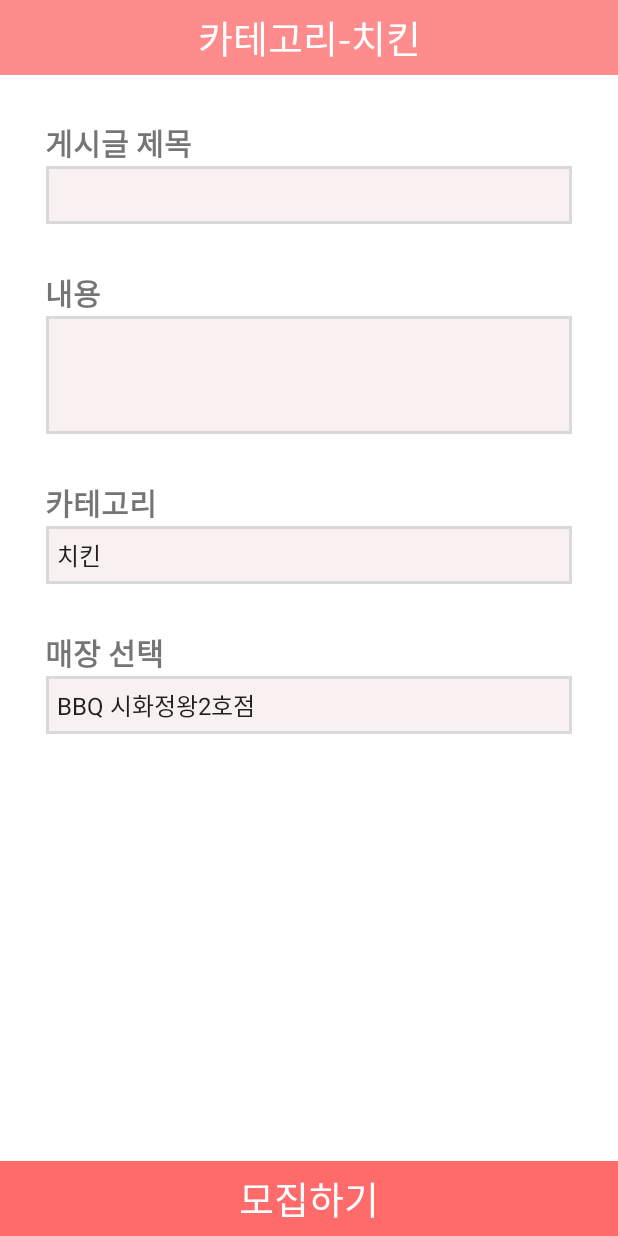
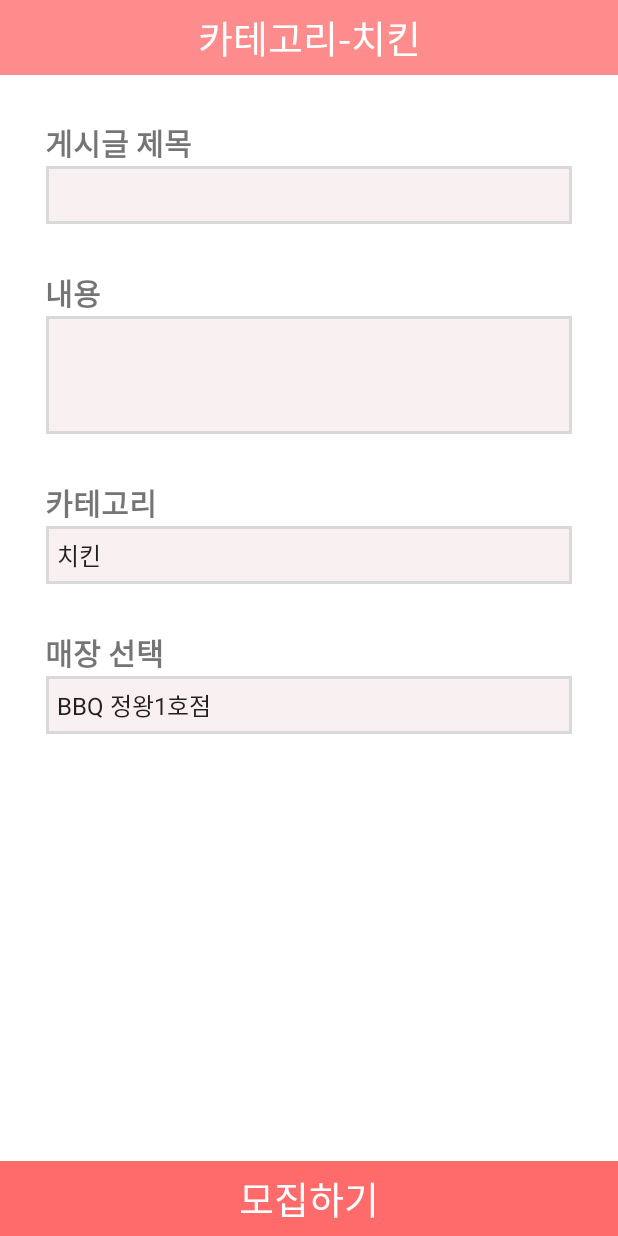
Before and after one commit to tukcom2022SP/GoldenClinic, an Android app: the PostingActivity screen opened directly, with no data from a screen before it, on a phone screen of 412 x 824 dp. Run offline under Robolectric (Android 15) with nearby library versions, the light colour scheme and no system bars; our stand-ins replace Firebase (no records; nobody signed in at launch, a user with empty details on screens opened directly).

Commit message:
가게스피너 선택하면 매장스피너 바뀌게

```diff
--- a/Nppang_Android/app/src/main/java/tukorea/npang/PostingActivity.kt
+++ b/Nppang_Android/app/src/main/java/tukorea/npang/PostingActivity.kt
@@ -3,6 +3,9 @@ package tukorea.npang
 import android.app.Activity
 import android.content.Intent
 import android.os.Bundle
+import android.util.Log
+import android.view.View
+import android.widget.AdapterView
 import android.widget.ArrayAdapter
 import android.widget.Toast
 import com.google.firebase.firestore.ktx.firestore
@@ -40,20 +43,66 @@ class PostingActivity : Activity() {
                         var categoryDetail = Intent(this, LivePostsActivity::class.java)
                         startActivity(categoryDetail)
                     }.addOnFailureListener {
-                    Toast.makeText(this, "게시글 올리기 실패 다시 시도하세요", Toast.LENGTH_SHORT).show()
-                }
+                        Toast.makeText(this, "게시글 올리기 실패 다시 시도하세요", Toast.LENGTH_SHORT).show()
+                    }
             }
         }
 
         //카테고리 관련 스피너
         val cateList = resources.getStringArray(R.array.cateList)
-        val adapter1 = ArrayAdapter(this, android.R.layout.simple_spinner_item, cateList)
-        binding.spinnerCategoryChoice.adapter = adapter1
+        val adapter = ArrayAdapter(this, android.R.layout.simple_spinner_item, cateList)
+        binding.spinnerCategoryChoice.adapter = adapter
 
-        //가게명 관련 스피너
-        val shopList = resources.getStringArray(R.array.shopList)
-        val adapter = ArrayAdapter(this, android.R.layout.simple_spinner_item, shopList)
-        binding.spinnerShopChoice.adapter = adapter
+        //가게 이름 - 치킨
+        val shopList1 = resources.getStringArray(R.array.shopList_chicken)
+        val adapter1 = ArrayAdapter(this, android.R.layout.simple_spinner_item, shopList1)
+        //가게 이름 - 중식
+        val shopList2 = resources.getStringArray(R.array.shopList_china)
+        val adapter2 = ArrayAdapter(this, android.R.layout.simple_spinner_item, shopList2)
+        //가게 이름 - 피자
+        val shopList3 = resources.getStringArray(R.array.shopList_pizza)
+        val adapter3 = ArrayAdapter(this, android.R.layout.simple_spinner_item, shopList3)
+        //가게 이름 - 족발보쌈
+        val shopList4 = resources.getStringArray(R.array.shopList_pork)
+        val adapter4 = ArrayAdapter(this, android.R.layout.simple_spinner_item, shopList4)
+        //가게 이름 - 분식
+        val shopList5 = resources.getStringArray(R.array.shopList_bokki)
+        val adapter5 = ArrayAdapter(this, android.R.layout.simple_spinner_item, shopList5)
+        //가게 이름 - 기타
+        val shopList6 = resources.getStringArray(R.array.shopList_exc)
+        val adapter6 = ArrayAdapter(this, android.R.layout.simple_spinner_item, shopList6)
+
+        //카테고리 관련 스피너 누르면 가게명 관련 스피너 동작
+        binding.spinnerCategoryChoice.onItemSelectedListener =
+            object : AdapterView.OnItemSelectedListener {
+                override fun onNothingSelected(p0: AdapterView<*>?) {
+                    //선택 안했을때
+                }
+
+                override fun onItemSelected(p0: AdapterView<*>?, p1: View?, p2: Int, p3: Long) {
+                    when (p2) {
+                        0 -> {
+                            binding.spinnerShopChoice.adapter = adapter1
+                        }
+                        1 -> {
+                            binding.spinnerShopChoice.adapter = adapter2
+                        }
+                        2 -> {
+                            binding.spinnerShopChoice.adapter = adapter3
+                        }
+                        3 -> {
+                            binding.spinnerShopChoice.adapter = adapter4
+                        }
+                        4 -> {
+                            binding.spinnerShopChoice.adapter = adapter5
+                        }
+                        5 -> {
+                            binding.spinnerShopChoice.adapter = adapter6
+                        }
+                    }
+                }
+            }
+
 
     }
 }
--- a/Nppang_Android/app/src/main/res/layout/activity_posting.xml
+++ b/Nppang_Android/app/src/main/res/layout/activity_posting.xml
@@ -61,7 +61,7 @@
             android:id="@+id/spinner_category_choice"
             android:layout_width="match_parent"
             android:layout_height="40dp"
-            android:background="@drawable/borderpeach" />
+            android:background="@drawable/borderpeach"/>
 
         <TextView
             android:layout_width="150dp"
--- a/Nppang_Android/app/src/main/res/values/array_shop.xml
+++ b/Nppang_Android/app/src/main/res/values/array_shop.xml
@@ -1,8 +1,33 @@
 <?xml version="1.0" encoding="utf-8"?>
 <resources>
-    <string-array name="shopList">
-        <item>BBQ 시화정왕2호점</item>
-        <item>BBQ 정왕본동점</item>
-        <item>BBQ 정왕스타점</item>
+    <string-array name="shopList_chicken">
+        <item>BBQ 정왕1호점</item>
+        <item>하임치킨 시화로데오점</item>
+        <item>자담치킨 정왕점</item>
+    </string-array>
+    <string-array name="shopList_china">
+        <item>현구대반점</item>
+        <item>더 베이징</item>
+        <item>아래향</item>
+    </string-array>
+    <string-array name="shopList_pizza">
+        <item>현구피자 정왕점</item>
+        <item>수빈피자 시화로데오점</item>
+        <item>윾빈이네 피자 정왕점</item>
+    </string-array>
+    <string-array name="shopList_pork">
+        <item>현구족발 정왕1호점</item>
+        <item>현구보쌈 시화로데오점</item>
+        <item>오늘사족 본점</item>
+    </string-array>
+    <string-array name="shopList_bokki">
+        <item>돼지게티 정왕점</item>
+        <item>동대문엽기떡볶이 시화이마트점</item>
+        <item>삼첩분식 정왕점</item>
+    </string-array>
+    <string-array name="shopList_exc">
+        <item>"해피타코야끼&amp;닭꼬치"</item>
+        <item>써브웨이 시흥정왕점</item>
+        <item>버거킹 시흥정왕점</item>
     </string-array>
 </resources>
```
